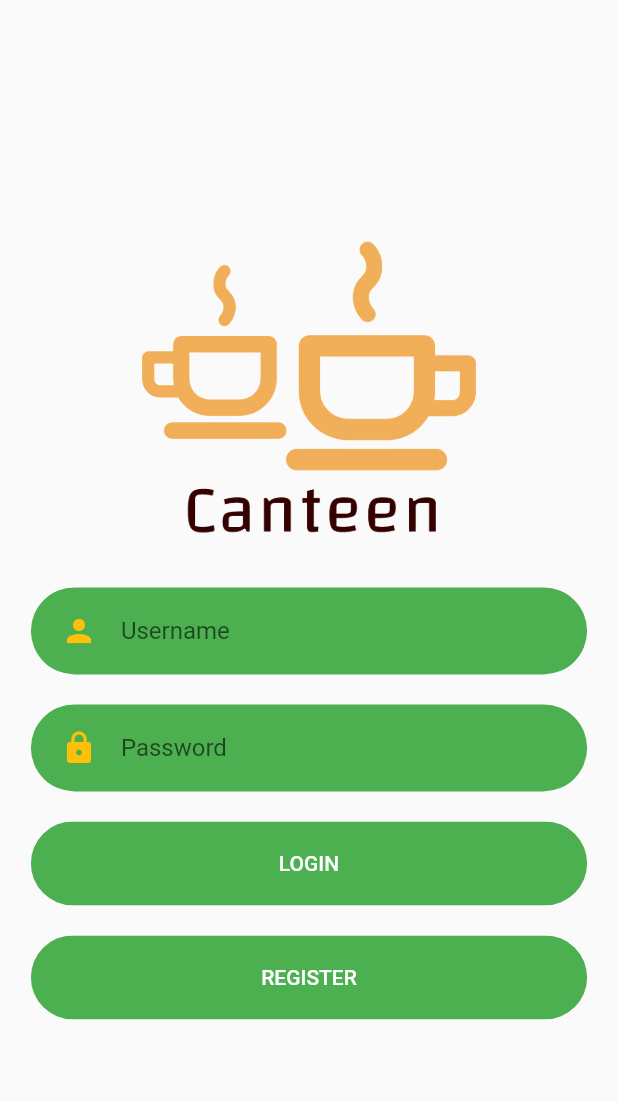
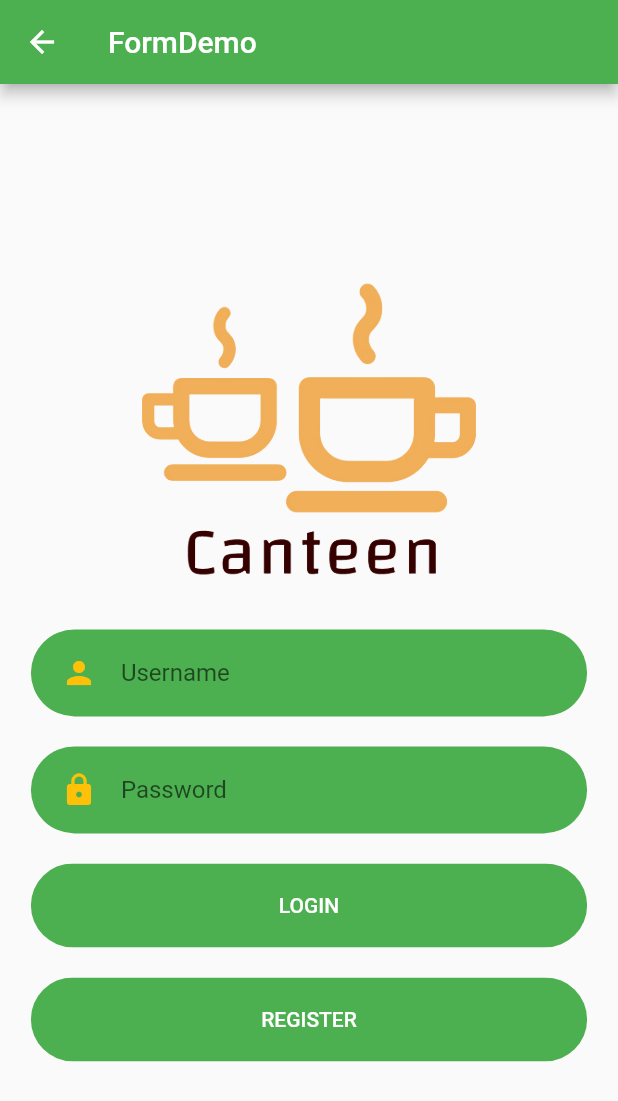
Before and after one commit to Hiakryo/Canteen, a Flutter app: the RegisterScreen screen opened directly, after a tap on "REGISTER!", on a phone screen of 412 x 824 dp. Shown: the top 1101 px of the screen. Run offline on Flutter 3.47's test engine with Material 2 defaults, Android fonts, the light colour scheme and no system bars; statements that could not run were skipped.

Commit message:
fix: bugfix

```diff
--- a/lib/Components/BaseTextField.dart
+++ /dev/null
@@ -1,31 +0,0 @@
-import 'package:flutter/material.dart';
-import 'TextFieldContainer.dart';
-
-class BaseTextField extends StatelessWidget {
-  final String hinttext;
-  final IconData icon;
-  final ValueChanged<String> onChanged;
-  final bool isPass;
-  const BaseTextField({
-    Key key, this.hinttext, this.icon, this.onChanged, this.isPass,
-  }) : super(key: key);
-
-  @override
-  Widget build(BuildContext context) {
-    return TextFieldContainer(
-      child: TextField(
-        onChanged: onChanged,
-        obscureText: isPass,
-        decoration: InputDecoration(
-            icon: Icon(
-                icon,
-                color: Colors.amber
-            ),
-
-            hintText: hinttext,
-            border: InputBorder.none
-        ) ,
-      ),
-    );
-  }
-}
--- a/lib/Components/Button.dart
+++ b/lib/Components/Button.dart
@@ -19,6 +19,7 @@ class Button extends StatelessWidget {
           padding: EdgeInsets.symmetric(horizontal: 40,vertical: 20),
           color: Colors.green,
           onPressed: press,
+
           child: Text(
             text,
             style: TextStyle(color: Colors.white),
--- a/lib/Components/Login/login.dart
+++ /dev/null
@@ -1,70 +0,0 @@
-import 'package:flutter/material.dart';
-import 'package:flutter_app/Components/BottomNav.dart';
-import 'package:flutter_app/Components/Register/register.dart';
-import 'package:flutter_app/main.dart';
-import 'file:///C:/Users/sheed/Desktop/flutter_app/lib/Components/TextFieldContainer.dart';
-
-import '../BaseTextField.dart';
-import '../Button.dart';
-
-class LoginScreen extends StatelessWidget{
-  @override
-  Widget build(BuildContext context) {
-    return Scaffold(
-      body: Body(),
-    );
-  }
-}
-
-class Body extends StatelessWidget {
-  const Body({
-    Key key,
-  }) : super(key: key);
-
-  @override
-  Widget build(BuildContext context) {
-    Size screenSize = MediaQuery.of(context).size;
-    return Container(
-      alignment: Alignment.center,
-      width: double.infinity,
-      height: screenSize.height,
-      child: SingleChildScrollView(
-        child: Column(
-          mainAxisAlignment: MainAxisAlignment.center,
-          children: <Widget> [
-            Image.asset('Assets/logo.png',
-              height: screenSize.height *0.3,
-            ),
-            BaseTextField(
-              hinttext: "Username",
-              icon: Icons.person,
-              isPass: false,
-              onChanged: (value){},
-            ),
-            BaseTextField(
-              hinttext: "Password",
-              icon: Icons.lock,
-              isPass: true,
-              onChanged: (value){},
-            ),
-
-            Button(
-              text: "LOGIN",
-              textColor: Colors.white,
-                press: (){
-                 Navigator.push(context,MaterialPageRoute(builder: (context)=>BottomNav()),);
-                },
-            ),
-            Button(
-              text: "REGISTER",
-              textColor: Colors.white,
-              press: (){
-                Navigator.push(context,MaterialPageRoute(builder: (context)=>RegisterScreen()),);
-              },
-            ),
-          ],
-         )
-        )
-      );
-  }
-}
--- a/lib/Components/Register/register.dart
+++ /dev/null
@@ -1,62 +0,0 @@
-
-import 'package:flutter/material.dart';
-import '../BaseTextField.dart';
-import '../Button.dart';
-import '../Login/login.dart';
-
-class RegisterScreen extends StatelessWidget{
-  @override
-  Widget build(BuildContext context) {
-    return Scaffold(
-      body: Body(),
-    );
-  }
-}
-
-class Body extends StatelessWidget {
-  const Body({
-    Key key,
-  }) : super(key: key);
-
-  @override
-  Widget build(BuildContext context) {
-    Size screenSize = MediaQuery.of(context).size;
-    return Container(
-        alignment: Alignment.center,
-        width: double.infinity,
-        height: screenSize.height,
-        child: SingleChildScrollView(
-            child: Column(
-              mainAxisAlignment: MainAxisAlignment.start,
-              children: <Widget> [
-
-
-                Image.asset('Assets/logo.png',
-                  height: screenSize.height *0.3,
-                ),
-                SizedBox(height: screenSize.height*0.1),
-                BaseTextField(
-                  hinttext: "Username",
-                  icon: Icons.person,
-                  isPass: false,
-                  onChanged: (value){},
-                ),
-                BaseTextField(
-                  hinttext: "Password",
-                  icon: Icons.lock,
-                  isPass: true,
-                  onChanged: (value){},
-                ),
-                Button(
-                  text: "REGISTER!",
-                  textColor: Colors.white,
-                  press: (){
-                    Navigator.push(context,MaterialPageRoute(builder: (context)=>LoginScreen()),);
-                  },
-                ),
-              ],
-            )
-        )
-    );
-  }
-}
--- /dev/null
+++ b/lib/Components/Views/login.dart
@@ -0,0 +1,95 @@
+import 'package:flutter/cupertino.dart';
+import 'package:flutter/material.dart';
+import 'package:flutter_app/Components/bottom_navigation_bar.dart';
+import 'package:flutter_app/Components/Views/register.dart';
+import 'package:flutter_app/Components/text_field_container.dart';
+import '../base_text_field.dart';
+import '../button.dart';
+
+class LoginScreen extends StatefulWidget {
+  @override
+  State<StatefulWidget> createState() {
+    return FormValidationState();
+  }
+}
+
+class FormValidationState extends State<LoginScreen> {
+  String _username;
+  String _password;
+
+  final GlobalKey<FormState> _formKey = GlobalKey<FormState>();
+
+  @override
+  Widget build(BuildContext context) {
+    return Scaffold(
+      appBar: AppBar(title: Text("FormDemo")),
+      body: Body(formkey: _formKey), // TODO: insert _formKey
+    );
+  }
+}
+
+class Body extends StatelessWidget {
+  const Body({
+    Key key,
+    this.formkey,
+  }) : super(key: key);
+  final GlobalKey formkey;
+  @override
+  Widget build(BuildContext context) {
+    Size screenSize = MediaQuery.of(context).size;
+    return Container(
+        alignment: Alignment.center,
+        width: double.infinity,
+        height: screenSize.height,
+        child: SingleChildScrollView(
+            child: Form(
+                key: formkey,
+                child: Column(
+                  mainAxisAlignment: MainAxisAlignment.center,
+                  children: <Widget>[
+                    Image.asset(
+                      'Assets/logo.png',
+                      height: screenSize.height * 0.3,
+                    ),
+                    // SizedBox(height: screenSize.height * 0.2),
+
+                    BaseTextField(
+                      hinttext: "Username",
+                      icon: Icons.person,
+                      isPass: false,
+                      onChanged: (value) {},
+                    ),
+                    BaseTextField(
+                      hinttext: "Password",
+                      icon: Icons.lock,
+                      isPass: true,
+                      onChanged: (value) {},
+                    ),
+                    Button(
+                      text: "LOGIN",
+                      textColor: Colors.white,
+                      press: () {
+                        // if(!_formkey.currentState.validate()){
+                        //   return;
+                        // }
+                        Navigator.push(
+                          context,
+                          MaterialPageRoute(builder: (context) => BottomNav()),
+                        );
+                      },
+                    ),
+                    Button(
+                      text: "REGISTER",
+                      textColor: Colors.white,
+                      press: () {
+                        Navigator.push(
+                          context,
+                          MaterialPageRoute(
+                              builder: (context) => RegisterScreen()),
+                        );
+                      },
+                    ),
+                  ],
+                ))));
+  }
+}
--- /dev/null
+++ b/lib/Components/Views/register.dart
@@ -0,0 +1,60 @@
+import 'package:flutter/material.dart';
+import '../base_text_field.dart';
+import '../button.dart';
+import '../Views/login.dart';
+
+class RegisterScreen extends StatelessWidget {
+  @override
+  Widget build(BuildContext context) {
+    return Scaffold(
+      body: Body(),
+    );
+  }
+}
+
+class Body extends StatelessWidget {
+  const Body({
+    Key key,
+  }) : super(key: key);
+
+  @override
+  Widget build(BuildContext context) {
+    Size screenSize = MediaQuery.of(context).size;
+    return Container(
+        alignment: Alignment.center,
+        width: double.infinity,
+        height: screenSize.height,
+        child: SingleChildScrollView(
+            child: Column(
+          mainAxisAlignment: MainAxisAlignment.start,
+          children: <Widget>[
+            Image.asset(
+              'Assets/logo.png',
+              height: screenSize.height * 0.3,
+            ),
+            BaseTextField(
+              hinttext: "Username",
+              icon: Icons.person,
+              isPass: false,
+              onChanged: (value) {},
+            ),
+            BaseTextField(
+              hinttext: "Password",
+              icon: Icons.lock,
+              isPass: true,
+              onChanged: (value) {},
+            ),
+            Button(
+              text: "REGISTER!",
+              textColor: Colors.white,
+              press: () {
+                Navigator.push(
+                  context,
+                  MaterialPageRoute(builder: (context) => LoginScreen()),
+                );
+              },
+            ),
+          ],
+        )));
+  }
+}
--- /dev/null
+++ b/lib/Components/base_text_field.dart
@@ -0,0 +1,58 @@
+import 'package:flutter/material.dart';
+import 'text_field_container.dart';
+
+class BaseTextField extends StatelessWidget {
+  final String hinttext;
+  final IconData icon;
+  final ValueChanged<String> onChanged;
+  final bool isPass;
+  const BaseTextField({
+    Key key,
+    this.hinttext,
+    this.icon,
+    this.onChanged,
+    this.isPass,
+  }) : super(key: key);
+
+@override
+  Widget build(BuildContext context) {
+    return TextFieldContainer(
+      child: TextFormField(
+        onChanged: onChanged,
+        obscureText: isPass,
+        decoration: InputDecoration(
+            icon: Icon(
+                icon,
+                color: Colors.amber
+            ),
+            hintText: hinttext,
+            border: InputBorder.none
+        ) ,
+        validator: (String value){
+          if(value.isEmpty){
+            return "Required";
+          }
+          else{
+            return null;
+          }
+        },
+      ),
+    );
+  }
+
+  // Widget buildUsername() {
+  //   return TextFormField(
+  //     decoration: InputDecoration(
+  //       icon: Icon(icon, color: Colors.amber),
+  //       hintText: hinttext,
+  //       border: InputBorder.none,
+  //     ),
+  //     validator: (String value) {
+  //       if (value.isEmpty) {
+  //         return "Required";
+  //       } else {
+  //         return null;
+  //       }
+  //     },
+  //   );
+  // }
--- a/lib/main.dart
+++ b/lib/main.dart
@@ -1,5 +1,5 @@
 import 'package:flutter/material.dart';
-import 'file:///C:/Users/sheed/Desktop/flutter_app/lib/Components/Login/login.dart';
+import 'file:///C:/Users/sheed/Desktop/flutter_app/lib/Components/Views/login.dart';
 
 void main() {
   runApp(MyApp());
```
Also changed, not shown: lib/Components/bottom_navigation_bar.dart (renamed from lib/Components/BottomNav.dart), lib/Components/text_field_container.dart (renamed from lib/Components/TextFieldContainer.dart), 6 other files.
